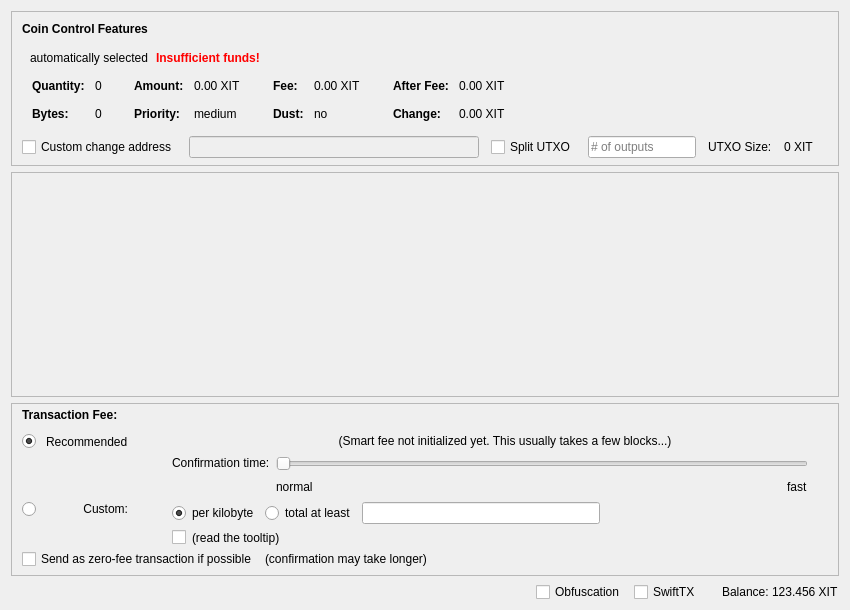
Qt form src/qt/forms/sendcoinsdialog.ui (IttriumCore/ittrium) before a commit.
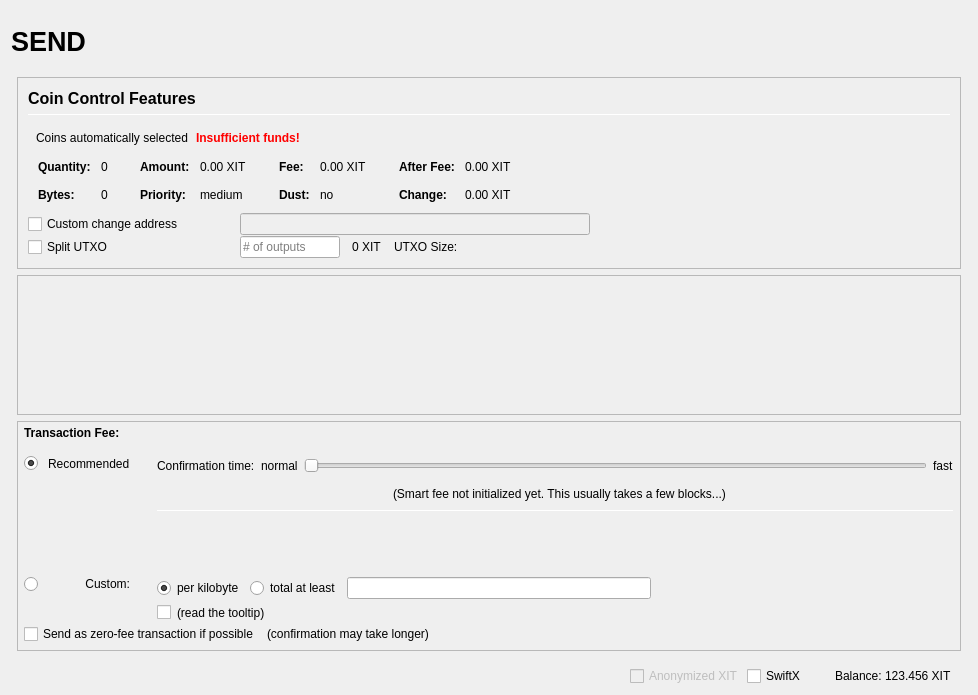
The same form after that commit. Icons and pictures are not drawn. Custom widgets are drawn as their Qt base class.

Diff of the .ui file:
```diff
--- a/src/qt/forms/sendcoinsdialog.ui
+++ b/src/qt/forms/sendcoinsdialog.ui
@@ -2,20 +2,155 @@
 <ui version="4.0">
  <class>SendCoinsDialog</class>
  <widget class="QDialog" name="SendCoinsDialog">
+  <property name="enabled">
+   <bool>true</bool>
+  </property>
   <property name="geometry">
    <rect>
     <x>0</x>
     <y>0</y>
-    <width>850</width>
-    <height>610</height>
+    <width>978</width>
+    <height>695</height>
    </rect>
   </property>
   <property name="windowTitle">
    <string>Send Coins</string>
   </property>
-  <layout class="QVBoxLayout" name="verticalLayout" stretch="0,1,0,0">
+  <layout class="QVBoxLayout" name="verticalLayout" stretch="0">
    <property name="bottomMargin">
-    <number>8</number>
+    <number>9</number>
+   </property>
+   <item>
+    <layout class="QVBoxLayout" name="verticalLayout_Master" stretch="0,1">
+     <property name="spacing">
+      <number>0</number>
+     </property>
+     <property name="leftMargin">
+      <number>0</number>
+     </property>
+     <property name="topMargin">
+      <number>0</number>
+     </property>
+     <property name="rightMargin">
+      <number>0</number>
+     </property>
+     <property name="bottomMargin">
+      <number>0</number>
+     </property>
+     <item>
+      <widget class="QFrame" name="frame_Header">
+       <layout class="QVBoxLayout" name="verticalLayout_Header" stretch="0">
+        <property name="leftMargin">
+         <number>0</number>
+        </property>
+        <property name="topMargin">
+         <number>0</number>
+        </property>
+        <property name="rightMargin">
+         <number>0</number>
+        </property>
+        <property name="bottomMargin">
+         <number>0</number>
+        </property>
+        <item>
+         <layout class="QHBoxLayout" name="horizontalLayout_Header" stretch="1,0,1">
+          <property name="spacing">
+           <number>6</number>
+          </property>
+          <item>
+           <widget class="QLabel" name="labelOverviewHeaderLeft">
+            <property name="minimumSize">
+             <size>
+              <width>464</width>
+              <height>60</height>
+             </size>
+            </property>
+            <property name="maximumSize">
+             <size>
+              <width>16777215</width>
+              <height>60</height>
+             </size>
+            </property>
+            <property name="font">
+             <font>
+              <pointsize>20</pointsize>
+              <weight>75</weight>
+              <bold>true</bold>
+             </font>
+            </property>
+            <property name="text">
+             <string>SEND</string>
+            </property>
+            <property name="alignment">
+             <set>Qt::AlignLeading|Qt::AlignLeft|Qt::AlignVCenter</set>
+            </property>
+           </widget>
+          </item>
+          <item>
+           <spacer name="horizontalSpacer_Header">
+            <property name="orientation">
+             <enum>Qt::Horizontal</enum>
+            </property>
+            <property name="sizeHint" stdset="0">
+             <size>
+              <width>40</width>
+              <height>20</height>
+             </size>
+            </property>
+           </spacer>
+          </item>
+          <item>
+           <widget class="QLabel" name="labelOverviewHeaderRight">
+            <property name="minimumSize">
+             <size>
+              <width>464</width>
+              <height>60</height>
+             </size>
+            </property>
+            <property name="maximumSize">
+             <size>
+              <width>16777215</width>
+              <height>60</height>
+             </size>
+            </property>
+            <property name="font">
+             <font>
+              <pointsize>14</pointsize>
+             </font>
+            </property>
+            <property name="text">
+             <string/>
+            </property>
+            <property name="alignment">
+             <set>Qt::AlignRight|Qt::AlignTrailing|Qt::AlignVCenter</set>
+            </property>
+           </widget>
+          </item>
+         </layout>
+        </item>
+       </layout>
+      </widget>
+     </item>
+     <item>
+      <widget class="QFrame" name="frame_BG">
+       <property name="minimumSize">
+        <size>
+         <width>0</width>
+         <height>0</height>
+        </size>
+       </property>
+       <layout class="QVBoxLayout" name="layout_BG" stretch="0,0,0,0">
+        <property name="leftMargin">
+         <number>6</number>
+        </property>
+        <property name="topMargin">
+         <number>6</number>
+        </property>
+        <property name="rightMargin">
+         <number>6</number>
+        </property>
+        <property name="bottomMargin">
+         <number>0</number>
    </property>
    <item>
     <widget class="QFrame" name="frameCoinControl">
@@ -51,12 +186,13 @@
        <number>0</number>
       </property>
       <property name="bottomMargin">
-       <number>6</number>
+            <number>0</number>
       </property>
       <item>
-       <layout class="QVBoxLayout" name="verticalLayoutCoinControl" stretch="0,0,0,0,1">
+            <widget class="QFrame" name="frameCoinControl_BG">
+             <layout class="QVBoxLayout" name="verticalLayoutCoinControl" stretch="0,0,0,0,0,0">
         <property name="spacing">
-         <number>0</number>
+               <number>1</number>
         </property>
         <property name="leftMargin">
          <number>10</number>
@@ -70,6 +206,11 @@
            <number>15</number>
           </property>
           <item>
+                 <layout class="QVBoxLayout" name="verticalLayout_3">
+                  <property name="spacing">
+                   <number>6</number>
+                  </property>
+                  <item>
            <widget class="QLabel" name="labelCoinControlFeatures">
             <property name="sizePolicy">
              <sizepolicy hsizetype="Preferred" vsizetype="Maximum">
@@ -77,8 +218,15 @@
               <verstretch>0</verstretch>
              </sizepolicy>
             </property>
+                    <property name="minimumSize">
+                     <size>
+                      <width>0</width>
+                      <height>20</height>
+                     </size>
+                    </property>
             <property name="font">
              <font>
+                      <pointsize>12</pointsize>
               <weight>75</weight>
               <bold>true</bold>
              </font>
@@ -91,6 +239,27 @@
             </property>
            </widget>
           </item>
+                  <item>
+                   <widget class="Line" name="line">
+                    <property name="minimumSize">
+                     <size>
+                      <width>0</width>
+                      <height>1</height>
+                     </size>
+                    </property>
+                    <property name="maximumSize">
+                     <size>
+                      <width>16777215</width>
+                      <height>1</height>
+                     </size>
+                    </property>
+                    <property name="orientation">
+                     <enum>Qt::Horizontal</enum>
+                    </property>
+                   </widget>
+                  </item>
+                 </layout>
+                </item>
          </layout>
         </item>
         <item>
@@ -117,7 +286,7 @@
           <item>
            <widget class="QLabel" name="labelCoinControlAutomaticallySelected">
             <property name="text">
-             <string>automatically selected</string>
+                   <string>Coins automatically selected</string>
             </property>
             <property name="margin">
              <number>5</number>
@@ -528,7 +697,7 @@
          </widget>
         </item>
         <item>
-         <layout class="QHBoxLayout" name="horizontalLayoutCoinControl4" stretch="0,0,0,0,0,0,0">
+               <layout class="QHBoxLayout" name="horizontalLayoutCoinControl4">
           <property name="spacing">
            <number>12</number>
           </property>
@@ -536,13 +705,31 @@
            <enum>QLayout::SetDefaultConstraint</enum>
           </property>
           <property name="topMargin">
-           <number>5</number>
+                 <number>0</number>
           </property>
           <property name="rightMargin">
-           <number>5</number>
+                 <number>0</number>
           </property>
           <item>
            <widget class="QCheckBox" name="checkBoxCoinControlChange">
+                  <property name="sizePolicy">
+                   <sizepolicy hsizetype="Preferred" vsizetype="Preferred">
+                    <horstretch>0</horstretch>
+                    <verstretch>0</verstretch>
+                   </sizepolicy>
+                  </property>
+                  <property name="minimumSize">
+                   <size>
+                    <width>200</width>
+                    <height>0</height>
+                   </size>
+                  </property>
+                  <property name="maximumSize">
+                   <size>
+                    <width>200</width>
+                    <height>16777215</height>
+                   </size>
+                  </property>
             <property name="toolTip">
              <string>If this is activated, but the change address is empty or invalid, change will be sent to a newly generated address.</string>
             </property>
@@ -557,15 +744,71 @@
              <bool>false</bool>
             </property>
             <property name="sizePolicy">
-             <sizepolicy hsizetype="Expanding" vsizetype="Fixed">
+                   <sizepolicy hsizetype="Preferred" vsizetype="Preferred">
               <horstretch>0</horstretch>
               <verstretch>0</verstretch>
              </sizepolicy>
             </property>
-           </widget>
-          </item>
+                  <property name="minimumSize">
+                   <size>
+                    <width>300</width>
+                    <height>0</height>
+                   </size>
+                  </property>
+                 </widget>
+                </item>
+                <item>
+                 <widget class="QLabel" name="labelCoinControlChangeLabel">
+                  <property name="sizePolicy">
+                   <sizepolicy hsizetype="Preferred" vsizetype="Preferred">
+                    <horstretch>0</horstretch>
+                    <verstretch>0</verstretch>
+                   </sizepolicy>
+                  </property>
+                  <property name="minimumSize">
+                   <size>
+                    <width>100</width>
+                    <height>0</height>
+                   </size>
+                  </property>
+                  <property name="text">
+                   <string/>
+                  </property>
+                  <property name="margin">
+                   <number>3</number>
+                  </property>
+                 </widget>
+                </item>
+               </layout>
+              </item>
+              <item>
+               <layout class="QHBoxLayout" name="horizontalLayoutCoinControl6">
+                <property name="spacing">
+                 <number>12</number>
+                </property>
+                <property name="rightMargin">
+                 <number>0</number>
+                </property>
           <item>
            <widget class="QCheckBox" name="splitBlockCheckBox">
+                  <property name="sizePolicy">
+                   <sizepolicy hsizetype="Preferred" vsizetype="Preferred">
+                    <horstretch>0</horstretch>
+                    <verstretch>0</verstretch>
+                   </sizepolicy>
+                  </property>
+                  <property name="minimumSize">
+                   <size>
+                    <width>200</width>
+                    <height>0</height>
+                   </size>
+                  </property>
+                  <property name="maximumSize">
+                   <size>
+                    <width>200</width>
+                    <height>16777215</height>
+                   </size>
+                  </property>
             <property name="text">
              <string>Split UTXO</string>
             </property>
@@ -574,23 +817,28 @@
           <item>
            <widget class="QLineEdit" name="splitBlockLineEdit">
             <property name="sizePolicy">
-             <sizepolicy hsizetype="Fixed" vsizetype="Fixed">
+                   <sizepolicy hsizetype="Preferred" vsizetype="Preferred">
               <horstretch>50</horstretch>
               <verstretch>0</verstretch>
              </sizepolicy>
             </property>
+                  <property name="minimumSize">
+                   <size>
+                    <width>100</width>
+                    <height>0</height>
+                   </size>
+                  </property>
+                  <property name="maximumSize">
+                   <size>
+                    <width>100</width>
+                    <height>16777215</height>
+                   </size>
+                  </property>
             <property name="placeholderText">
              <string># of outputs</string>
             </property>
            </widget>
           </item>
-          <item>
-           <widget class="QLabel" name="labelBlockSizeText">
-            <property name="text">
-             <string>UTXO Size:</string>
-            </property>
-           </widget>
-          </item>
           <item>
            <widget class="QLabel" name="labelBlockSize">
             <property name="text">
@@ -599,27 +847,25 @@
            </widget>
           </item>
           <item>
-           <widget class="QLabel" name="labelCoinControlChangeLabel">
-            <property name="sizePolicy">
-             <sizepolicy hsizetype="Preferred" vsizetype="Expanding">
-              <horstretch>0</horstretch>
-              <verstretch>0</verstretch>
-             </sizepolicy>
-            </property>
-            <property name="minimumSize">
-             <size>
-              <width>0</width>
-              <height>0</height>
-             </size>
-            </property>
+                 <widget class="QLabel" name="labelBlockSizeText">
             <property name="text">
-             <string/>
-            </property>
-            <property name="margin">
-             <number>3</number>
+                   <string>UTXO Size:</string>
             </property>
            </widget>
           </item>
+                <item>
+                 <spacer name="horizontalSpacer_7">
+                  <property name="orientation">
+                   <enum>Qt::Horizontal</enum>
+                  </property>
+                  <property name="sizeHint" stdset="0">
+                   <size>
+                    <width>40</width>
+                    <height>20</height>
+                   </size>
+                  </property>
+                 </spacer>
+                </item>
          </layout>
         </item>
         <item>
@@ -636,6 +882,7 @@
          </spacer>
         </item>
        </layout>
+            </widget>
       </item>
      </layout>
     </widget>
@@ -650,8 +897,8 @@
        <rect>
         <x>0</x>
         <y>0</y>
-        <width>830</width>
-        <height>161</height>
+             <width>944</width>
+             <height>68</height>
        </rect>
       </property>
       <layout class="QVBoxLayout" name="verticalLayout_2" stretch="0,1">
@@ -733,11 +980,14 @@
          <number>0</number>
         </property>
         <property name="leftMargin">
-         <number>10</number>
+              <number>6</number>
         </property>
         <property name="topMargin">
          <number>0</number>
         </property>
+             <property name="rightMargin">
+              <number>6</number>
+             </property>
         <item>
          <layout class="QHBoxLayout" name="horizontalLayoutFee1">
           <property name="bottomMargin">
@@ -879,7 +1129,61 @@
              <property name="verticalSpacing">
               <number>4</number>
              </property>
-             <item row="2" column="4">
+                  <item row="2" column="0">
+                   <layout class="QVBoxLayout" name="verticalLayoutFee4" stretch="0">
+                    <item>
+                     <spacer name="verticalSpacer_2">
+                      <property name="orientation">
+                       <enum>Qt::Vertical</enum>
+                      </property>
+                      <property name="sizeHint" stdset="0">
+                       <size>
+                        <width>1</width>
+                        <height>1</height>
+                       </size>
+                      </property>
+                     </spacer>
+                    </item>
+                   </layout>
+                  </item>
+                  <item row="3" column="0">
+                   <layout class="QVBoxLayout" name="verticalLayoutFee9" stretch="0,1">
+                    <item>
+                     <widget class="QRadioButton" name="radioCustomFee">
+                      <property name="text">
+                       <string/>
+                      </property>
+                      <attribute name="buttonGroup">
+                       <string notr="true">groupFee</string>
+                      </attribute>
+                     </widget>
+                    </item>
+                    <item>
+                     <spacer name="verticalSpacer_6">
+                      <property name="orientation">
+                       <enum>Qt::Vertical</enum>
+                      </property>
+                      <property name="sizeHint" stdset="0">
+                       <size>
+                        <width>1</width>
+                        <height>1</height>
+                       </size>
+                      </property>
+                     </spacer>
+                    </item>
+                   </layout>
+                  </item>
+                  <item row="3" column="1">
+                   <widget class="QLabel" name="labelCustomFee">
+                    <property name="text">
+                     <string>Custom:</string>
+                    </property>
+                    <property name="alignment">
+                     <set>Qt::AlignRight|Qt::AlignTop|Qt::AlignTrailing</set>
+                    </property>
+                   </widget>
+                  </item>
+                  <item row="3" column="4">
               <layout class="QVBoxLayout" name="verticalLayoutFee8">
                <property name="spacing">
                 <number>6</number>
@@ -978,80 +1282,27 @@
                </item>
               </layout>
              </item>
-             <item row="1" column="0">
-              <layout class="QVBoxLayout" name="verticalLayoutFee4" stretch="1">
-               <item>
-                <spacer name="verticalSpacer_2">
-                 <property name="orientation">
-                  <enum>Qt::Vertical</enum>
-                 </property>
-                 <property name="sizeHint" stdset="0">
-                  <size>
-                   <width>1</width>
-                   <height>1</height>
-                  </size>
-                 </property>
-                </spacer>
-               </item>
-              </layout>
-             </item>
-             <item row="2" column="0">
-              <layout class="QVBoxLayout" name="verticalLayoutFee9" stretch="0,1">
-               <item>
-                <widget class="QRadioButton" name="radioCustomFee">
+                  <item row="1" column="1">
+                   <widget class="QLabel" name="labelSmartFee_2">
                  <property name="text">
-                  <string/>
-                 </property>
-                 <attribute name="buttonGroup">
-                  <string notr="true">groupFee</string>
-                 </attribute>
-                </widget>
-               </item>
-               <item>
-                <spacer name="verticalSpacer_6">
-                 <property name="orientation">
-                  <enum>Qt::Vertical</enum>
-                 </property>
-                 <property name="sizeHint" stdset="0">
-                  <size>
-                   <width>1</width>
-                   <height>1</height>
-                  </size>
-                 </property>
-                </spacer>
-               </item>
-              </layout>
-             </item>
-             <item row="1" column="4">
-              <layout class="QVBoxLayout" name="verticalLayoutFee3" stretch="0,0,1">
+                     <string>Recommended</string>
+                    </property>
+                   </widget>
+                  </item>
+                  <item row="0" column="4" rowspan="3">
+                   <layout class="QVBoxLayout" name="verticalLayoutFee3" stretch="0,0,0,0,1,0">
                <property name="spacing">
                 <number>6</number>
                </property>
                <property name="topMargin">
                 <number>2</number>
                </property>
-               <item>
-                <layout class="QHBoxLayout" name="horizontalLayoutFee12">
-                 <item>
-                  <spacer name="horizontalSpacer_5">
-                   <property name="orientation">
-                    <enum>Qt::Horizontal</enum>
-                   </property>
-                   <property name="sizeHint" stdset="0">
-                    <size>
-                     <width>1</width>
-                     <height>1</height>
-                    </size>
-                   </property>
-                  </spacer>
-                 </item>
-                </layout>
-               </item>
+                    <property name="bottomMargin">
+                     <number>20</number>
+                    </property>
                <item>
                 <layout class="QHBoxLayout" name="horizontalLayoutFee9">
                  <item>
-                  <layout class="QVBoxLayout" name="verticalLayoutFee6">
-                   <item>
                     <widget class="QLabel" name="labelSmartFee3">
                      <property name="text">
                       <string>Confirmation time:</string>
@@ -1062,27 +1313,23 @@
                     </widget>
                    </item>
                    <item>
-                    <spacer name="verticalSpacer_3">
-                     <property name="orientation">
-                      <enum>Qt::Vertical</enum>
-                     </property>
-                     <property name="sizeHint" stdset="0">
-                      <size>
-                       <width>1</width>
-                       <height>1</height>
-                      </size>
-                     </property>
-                    </spacer>
-                   </item>
-                  </layout>
-                 </item>
-                 <item>
-                  <layout class="QVBoxLayout" name="verticalLayoutFee5">
-                   <property name="rightMargin">
-                    <number>30</number>
-                   </property>
+                       <widget class="QLabel" name="labelSmartFeeNormal">
+                        <property name="text">
+                         <string>normal</string>
+                        </property>
+                        <property name="margin">
+                         <number>2</number>
+                        </property>
+                       </widget>
+                      </item>
                    <item>
                     <widget class="QSlider" name="sliderSmartFee">
+                        <property name="minimumSize">
+                         <size>
+                          <width>0</width>
+                          <height>24</height>
+                         </size>
+                        </property>
                      <property name="minimum">
                       <number>0</number>
                      </property>
@@ -1110,28 +1357,6 @@
                     </widget>
                    </item>
                    <item>
-                    <layout class="QHBoxLayout" name="horizontalLayoutFee10">
-                     <item>
-                      <widget class="QLabel" name="labelSmartFeeNormal">
-                       <property name="text">
-                        <string>normal</string>
-                       </property>
-                      </widget>
-                     </item>
-                     <item>
-                      <spacer name="horizontalSpacer_3">
-                       <property name="orientation">
-                        <enum>Qt::Horizontal</enum>
-                       </property>
-                       <property name="sizeHint" stdset="0">
-                        <size>
-                         <width>40</width>
-                         <height>20</height>
-                        </size>
-                       </property>
-                      </spacer>
-                     </item>
-                     <item>
                       <widget class="QLabel" name="labelSmartFeeFast">
                        <property name="text">
                         <string>fast</string>
@@ -1140,81 +1365,148 @@
                      </item>
                     </layout>
                    </item>
-                  </layout>
-                 </item>
-                </layout>
-               </item>
                <item>
-                <spacer name="verticalSpacer_4">
+                     <layout class="QHBoxLayout" name="horizontalLayout_recommended_texts">
+                      <property name="spacing">
+                       <number>0</number>
+                      </property>
+                      <item>
+                       <spacer name="horizontalSpacer_8">
                  <property name="orientation">
-                  <enum>Qt::Vertical</enum>
+                         <enum>Qt::Horizontal</enum>
                  </property>
                  <property name="sizeHint" stdset="0">
                   <size>
-                   <width>1</width>
-                   <height>1</height>
+                          <width>40</width>
+                          <height>20</height>
                   </size>
                  </property>
                 </spacer>
                </item>
-              </layout>
-             </item>
-             <item row="0" column="1">
-              <widget class="QLabel" name="labelSmartFee_2">
-               <property name="text">
-                <string>Recommended</string>
-               </property>
-              </widget>
-             </item>
-             <item row="0" column="0">
-              <widget class="QRadioButton" name="radioSmartFee">
-               <property name="text">
-                <string/>
-               </property>
-               <property name="checked">
-                <bool>true</bool>
-               </property>
-               <attribute name="buttonGroup">
-                <string notr="true">groupFee</string>
-               </attribute>
-              </widget>
-             </item>
-             <item row="2" column="1">
-              <widget class="QLabel" name="labelCustomFee">
-               <property name="text">
-                <string>Custom:</string>
-               </property>
-               <property name="alignment">
-                <set>Qt::AlignRight|Qt::AlignTop|Qt::AlignTrailing</set>
-               </property>
-              </widget>
-             </item>
-             <item row="0" column="2">
-              <widget class="QLabel" name="labelSmartFee">
-               <property name="text">
-                <string/>
-               </property>
-               <property name="margin">
-                <number>2</number>
-               </property>
-              </widget>
-             </item>
-             <item row="0" column="3">
+                      <item>
               <widget class="QLabel" name="labelFeeEstimation">
                <property name="text">
                 <string/>
                </property>
-              </widget>
-             </item>
-             <item row="0" column="4">
+                        <property name="margin">
+                         <number>2</number>
+                        </property>
+                       </widget>
+                      </item>
+                      <item>
               <widget class="QLabel" name="labelSmartFee2">
                <property name="text">
                 <string>(Smart fee not initialized yet. This usually takes a few blocks...)</string>
                </property>
                <property name="alignment">
-                <set>Qt::AlignHCenter</set>
+                         <set>Qt::AlignLeading|Qt::AlignLeft|Qt::AlignVCenter</set>
                </property>
                <property name="wordWrap">
+                         <bool>false</bool>
+                        </property>
+                        <property name="margin">
+                         <number>2</number>
+                        </property>
+                        <property name="indent">
+                         <number>-1</number>
+                        </property>
+                       </widget>
+                      </item>
+                      <item>
+                       <spacer name="horizontalSpacer_3">
+                        <property name="orientation">
+                         <enum>Qt::Horizontal</enum>
+                        </property>
+                        <property name="sizeHint" stdset="0">
+                         <size>
+                          <width>40</width>
+                          <height>20</height>
+                         </size>
+                        </property>
+                       </spacer>
+                      </item>
+                     </layout>
+                    </item>
+                    <item>
+                     <widget class="Line" name="line_2">
+                      <property name="minimumSize">
+                       <size>
+                        <width>0</width>
+                        <height>1</height>
+                       </size>
+                      </property>
+                      <property name="maximumSize">
+                       <size>
+                        <width>16777215</width>
+                        <height>1</height>
+                       </size>
+                      </property>
+                      <property name="orientation">
+                       <enum>Qt::Horizontal</enum>
+                      </property>
+                     </widget>
+                    </item>
+                    <item>
+                     <layout class="QHBoxLayout" name="horizontalLayoutFee12">
+                      <item>
+                       <spacer name="horizontalSpacer_5">
+                        <property name="orientation">
+                         <enum>Qt::Horizontal</enum>
+                        </property>
+                        <property name="sizeHint" stdset="0">
+                         <size>
+                          <width>1</width>
+                          <height>1</height>
+                         </size>
+                        </property>
+                       </spacer>
+                      </item>
+                     </layout>
+                    </item>
+                    <item>
+                     <spacer name="verticalSpacer_4">
+                      <property name="orientation">
+                       <enum>Qt::Vertical</enum>
+                      </property>
+                      <property name="sizeHint" stdset="0">
+                       <size>
+                        <width>1</width>
+                        <height>1</height>
+                       </size>
+                      </property>
+                     </spacer>
+                    </item>
+                    <item>
+                     <spacer name="verticalSpacer_3">
+                      <property name="orientation">
+                       <enum>Qt::Vertical</enum>
+                      </property>
+                      <property name="sizeHint" stdset="0">
+                       <size>
+                        <width>20</width>
+                        <height>40</height>
+                       </size>
+                      </property>
+                     </spacer>
+                    </item>
+                   </layout>
+                  </item>
+                  <item row="1" column="2">
+                   <widget class="QLabel" name="labelSmartFee">
+                    <property name="text">
+                     <string/>
+                    </property>
+                    <property name="margin">
+                     <number>2</number>
+                    </property>
+                   </widget>
+                  </item>
+                  <item row="1" column="0">
+                   <widget class="QRadioButton" name="radioSmartFee">
+                    <property name="text">
+                     <string/>
+                    </property>
+                    <property name="checked">
                 <bool>true</bool>
                </property>
                <property name="margin">
@@ -1299,7 +1591,11 @@
     </widget>
    </item>
    <item>
+         <widget class="QFrame" name="frame_Send">
     <layout class="QHBoxLayout" name="horizontalLayout">
+           <property name="bottomMargin">
+            <number>0</number>
+           </property>
      <item>
       <widget class="QtMaterialFlatButton" name="sendButton" native="true">
        <property name="minimumSize">
@@ -1385,19 +1681,13 @@
         <number>3</number>
        </property>
        <item>
-        <widget class="QCheckBox" name="checkUseObfuscation">
-         <property name="minimumSize">
-          <size>
-           <width>95</width>
-           <height>0</height>
-          </size>
-         </property>
-         <property name="text">
-          <string>Obfuscation</string>
-         </property>
-         <property name="checked">
+              <widget class="QCheckBox" name="checkzXIT">
+               <property name="enabled">
           <bool>false</bool>
          </property>
+               <property name="text">
+                <string>Anonymized XIT</string>
+               </property>
         </widget>
        </item>
        <item>
@@ -1412,7 +1702,7 @@
           </size>
          </property>
          <property name="text">
-          <string>SwiftTX</string>
+                <string>SwiftX</string>
          </property>
         </widget>
        </item>
@@ -1445,6 +1735,12 @@
       </layout>
      </item>
     </layout>
+         </widget>
+        </item>
+       </layout>
+      </widget>
+     </item>
+    </layout>
    </item>
   </layout>
  </widget>
```
Left out of the diff: 9 changed lines with no effect on the pictures. Lines whose indentation alone changed are shown as unchanged.
